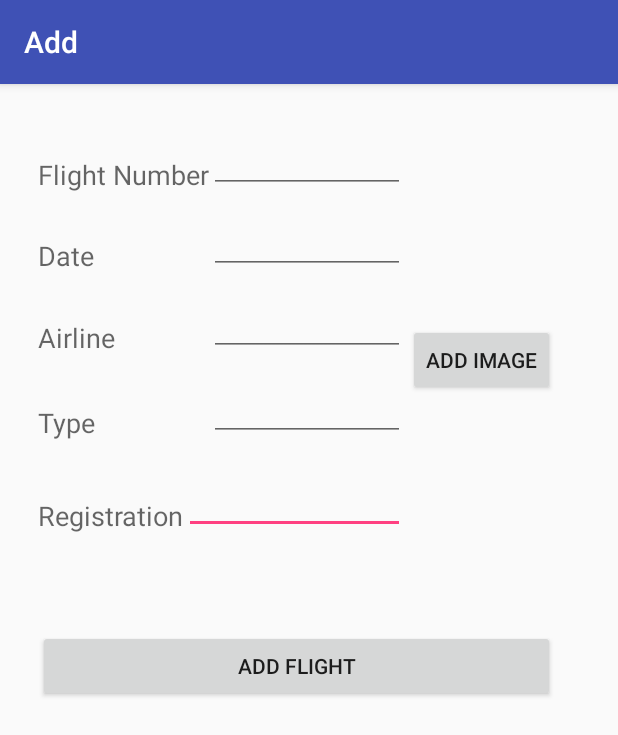
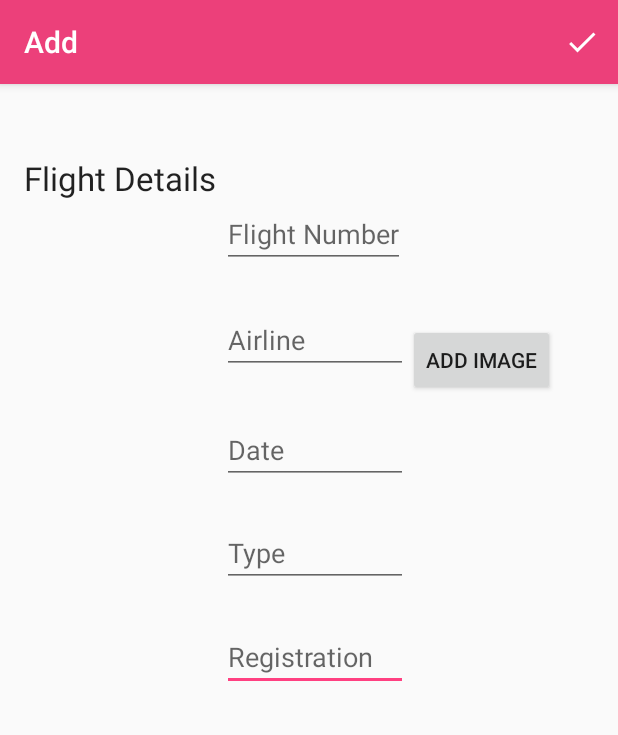
Before and after one commit to faiyaz72/FlightDiary, an Android app: the AddActivity screen opened directly, with no data from a screen before it, on a phone screen of 412 x 824 dp. Shown: the top 735 px of the screen. Run offline under Robolectric (Android 15) with nearby library versions, the phone set to English and light mode, and no system bars.

Commit message:
Improved App appearance.

```diff
--- a/FlightDiary/flightdiary/src/main/AndroidManifest.xml
+++ b/FlightDiary/flightdiary/src/main/AndroidManifest.xml
@@ -17,7 +17,10 @@
         android:roundIcon="@mipmap/ic_launcher_round"
         android:supportsRtl="true"
         android:theme="@style/AppTheme">
-        <activity android:name=".MainActivity">
+        <activity
+            android:name=".MainActivity"
+            android:label="@string/app_name"
+            >
             <intent-filter>
                 <action android:name="android.intent.action.MAIN" />
 
--- a/FlightDiary/flightdiary/src/main/java/com/example/android/flightdiary/AddActivity.java
+++ b/FlightDiary/flightdiary/src/main/java/com/example/android/flightdiary/AddActivity.java
@@ -4,7 +4,6 @@ import android.annotation.SuppressLint;
 import android.content.ContentValues;
 import android.content.Context;
 import android.content.Intent;
-import android.database.Cursor;
 import android.database.sqlite.SQLiteDatabase;
 import android.graphics.Bitmap;
 import android.graphics.BitmapFactory;
@@ -14,6 +13,10 @@ import android.provider.MediaStore;
 import android.support.v4.content.FileProvider;
 import android.support.v7.app.AppCompatActivity;
 import android.os.Bundle;
+import android.support.v7.view.menu.MenuView;
+import android.view.Menu;
+import android.view.MenuInflater;
+import android.view.MenuItem;
 import android.view.View;
 import android.widget.Button;
 import android.widget.EditText;
@@ -48,7 +51,7 @@ public class AddActivity extends AppCompatActivity {
 
     private EditText regText;
 
-    private Button add;
+    //private Button add;
 
     private Button image;
 
@@ -58,6 +61,8 @@ public class AddActivity extends AppCompatActivity {
     private TextView showData;
 
     private SQLiteDatabase db;
+
+    private MenuView.ItemView done;
 
 
     @Override
@@ -75,7 +80,7 @@ public class AddActivity extends AppCompatActivity {
 
         regText = (EditText) findViewById(R.id.regText);
 
-        add = (Button) findViewById(R.id.AddButton);
+        //add = (Button) findViewById(R.id.AddButton);
 
         image = (Button) findViewById(R.id.ImageButton);
 
@@ -84,6 +89,7 @@ public class AddActivity extends AppCompatActivity {
         dbHandler = new DatabaseSQ(this);
 
         showData = (TextView) findViewById(R.id.dataShowText);
+
 
 
 
@@ -103,6 +109,15 @@ public class AddActivity extends AppCompatActivity {
         // Save a file: path for use with ACTION_VIEW intents
         mCurrentPhotoPath = image.getAbsolutePath();
         return image;
+    }
+
+    @Override
+    public boolean onCreateOptionsMenu(Menu menu) {
+
+        MenuInflater inflater = getMenuInflater();
+        inflater.inflate(R.menu.add_menu, menu);
+
+        return true;
     }
 
 
@@ -168,27 +183,6 @@ public class AddActivity extends AppCompatActivity {
 
     }
 
-    public void AddFlight(View view) {
-
-        String name = nameText.getText().toString().trim();
-        String date = dateText.getText().toString().trim();
-        String airline = airlineText.getText().toString().trim();
-        String type = typeText.getText().toString().trim();
-        String reg = regText.getText().toString().trim();
-
-
-        Context context = this;
-        Class destination = MainActivity.class;
-
-        Intent goBackToMain = new Intent(context, destination);
-
-
-        //Flight newFlight = new Flight(name, date, reg, airline, type, mCurrentPhotoPath);
-
-        insertFlight(new Flight(name, date, reg, airline, type, mCurrentPhotoPath));
-        startActivity(goBackToMain);
-
-    }
 
     private void insertFlight(Flight toADD) {
 
@@ -213,4 +207,25 @@ public class AddActivity extends AppCompatActivity {
     }
 
 
+    public void AddFlight(MenuItem item) {
+
+        String name = nameText.getText().toString().trim();
+        String date = dateText.getText().toString().trim();
+        String airline = airlineText.getText().toString().trim();
+        String type = typeText.getText().toString().trim();
+        String reg = regText.getText().toString().trim();
+
+
+        Context context = this;
+        Class destination = MainActivity.class;
+
+        Intent goBackToMain = new Intent(context, destination);
+
+
+        //Flight newFlight = new Flight(name, date, reg, airline, type, mCurrentPhotoPath);
+
+        insertFlight(new Flight(name, date, reg, airline, type, mCurrentPhotoPath));
+        startActivity(goBackToMain);
+
+    }
 }
--- a/FlightDiary/flightdiary/src/main/java/com/example/android/flightdiary/MainActivity.java
+++ b/FlightDiary/flightdiary/src/main/java/com/example/android/flightdiary/MainActivity.java
@@ -63,7 +63,7 @@ public class MainActivity extends AppCompatActivity {
     public boolean onCreateOptionsMenu(Menu menu) {
 
         MenuInflater inflater = getMenuInflater();
-        inflater.inflate(R.menu.main_menu, menu);
+        inflater.inflate(R.menu.main_menue, menu);
 
         return true;
     }
--- /dev/null
+++ b/FlightDiary/flightdiary/src/main/res/drawable/ic_done.xml
@@ -0,0 +1,9 @@
+<vector xmlns:android="http://schemas.android.com/apk/res/android"
+        android:width="24dp"
+        android:height="24dp"
+        android:viewportWidth="24.0"
+        android:viewportHeight="24.0">
+    <path
+        android:fillColor="#FFFFFFFF"
+        android:pathData="M9,16.2L4.8,12l-1.4,1.4L9,19 21,7l-1.4,-1.4L9,16.2z"/>
+</vector>
--- a/FlightDiary/flightdiary/src/main/res/layout/activity_add.xml
+++ b/FlightDiary/flightdiary/src/main/res/layout/activity_add.xml
@@ -9,45 +9,65 @@
     android:layout_height="match_parent"
     tools:context="com.example.android.flightdiary.AddActivity">
 
+
     <EditText
         android:id="@+id/regText"
+        android:textAllCaps="true"
+        android:hint="Registration"
         android:layout_width="wrap_content"
         android:layout_height="wrap_content"
-        android:layout_above="@+id/AddButton"
         android:layout_alignEnd="@+id/typeText"
+        android:layout_alignLeft="@+id/typeText"
         android:layout_alignRight="@+id/typeText"
-        android:layout_toEndOf="@+id/textView5"
-        android:layout_toRightOf="@+id/textView5" />
+        android:layout_alignStart="@+id/typeText"
+        android:layout_below="@+id/typeText"
+        android:layout_marginTop="24dp" />
 
     <EditText
         android:id="@+id/typeText"
+        android:hint="Type"
         android:layout_width="wrap_content"
         android:layout_height="wrap_content"
-        android:layout_alignBottom="@+id/textView4"
+        android:layout_alignEnd="@+id/dateText"
+        android:layout_alignLeft="@+id/dateText"
+        android:layout_alignRight="@+id/dateText"
+        android:layout_alignStart="@+id/dateText"
+        android:layout_below="@+id/dateText"
+        android:layout_marginTop="23dp" />
+
+    <EditText
+        android:id="@+id/dateText"
+        android:hint="Date"
+        android:layout_width="wrap_content"
+        android:layout_height="wrap_content"
         android:layout_alignEnd="@+id/airlineText"
         android:layout_alignLeft="@+id/airlineText"
         android:layout_alignRight="@+id/airlineText"
-        android:layout_alignStart="@+id/airlineText" />
+        android:layout_alignStart="@+id/airlineText"
+        android:layout_below="@+id/ImageButton"
+        android:layout_marginTop="13dp" />
 
     <EditText
         android:id="@+id/airlineText"
+        android:hint="Airline"
         android:layout_width="wrap_content"
         android:layout_height="wrap_content"
-        android:layout_alignBottom="@+id/textView3"
         android:layout_alignLeft="@+id/nameText"
         android:layout_alignStart="@+id/nameText"
-        android:layout_toLeftOf="@+id/imageView"
-        android:layout_toStartOf="@+id/imageView" />
+        android:layout_below="@+id/imageView"
+        android:layout_toLeftOf="@+id/ImageButton"
+        android:layout_toStartOf="@+id/ImageButton" />
+
 
     <EditText
-        android:id="@+id/dateText"
+        android:textAllCaps="true"
+        android:id="@+id/nameText"
         android:layout_width="wrap_content"
         android:layout_height="wrap_content"
-        android:layout_alignBottom="@+id/textView2"
-        android:layout_alignLeft="@+id/airlineText"
-        android:layout_alignStart="@+id/airlineText"
+        android:layout_below="@+id/name"
         android:layout_toLeftOf="@+id/imageView"
-        android:layout_toStartOf="@+id/imageView" />
+        android:layout_toStartOf="@+id/imageView"
+        android:hint="Flight Number" />
 
     <TextView
         android:id="@+id/name"
@@ -56,55 +76,12 @@
         android:layout_alignParentLeft="true"
         android:layout_alignParentStart="true"
         android:layout_alignParentTop="true"
-        android:layout_marginLeft="25dp"
-        android:layout_marginStart="25dp"
+        android:layout_marginLeft="16dp"
+        android:layout_marginStart="16dp"
         android:layout_marginTop="48dp"
-        android:text="Flight Number"
-        android:textAppearance="@style/TextAppearance.AppCompat.Medium" />
+        android:text="Flight Details"
+        android:textAppearance="@style/TextAppearance.AppCompat.Large" />
 
-    <TextView
-        android:id="@+id/textView2"
-        android:layout_width="wrap_content"
-        android:layout_height="wrap_content"
-        android:layout_alignLeft="@+id/name"
-        android:layout_alignStart="@+id/name"
-        android:layout_below="@+id/name"
-        android:layout_marginTop="29dp"
-        android:text="Date"
-        android:textAppearance="@style/TextAppearance.AppCompat.Medium" />
-
-    <TextView
-        android:id="@+id/textView3"
-        android:layout_width="wrap_content"
-        android:layout_height="wrap_content"
-        android:layout_alignLeft="@+id/textView2"
-        android:layout_alignStart="@+id/textView2"
-        android:layout_below="@+id/textView2"
-        android:layout_marginTop="30dp"
-        android:text="Airline"
-        android:textAppearance="@style/TextAppearance.AppCompat.Medium" />
-
-    <TextView
-        android:id="@+id/textView4"
-        android:layout_width="wrap_content"
-        android:layout_height="wrap_content"
-        android:layout_alignLeft="@+id/textView3"
-        android:layout_alignStart="@+id/textView3"
-        android:layout_below="@+id/textView3"
-        android:layout_marginTop="32dp"
-        android:text="Type"
-        android:textAppearance="@style/TextAppearance.AppCompat.Medium" />
-
-    <TextView
-        android:id="@+id/textView5"
-        android:layout_width="wrap_content"
-        android:layout_height="wrap_content"
-        android:layout_alignLeft="@+id/textView4"
-        android:layout_alignStart="@+id/textView4"
-        android:layout_below="@+id/textView4"
-        android:layout_marginTop="37dp"
-        android:text="Registration"
-        android:textAppearance="@style/TextAppearance.AppCompat.Medium" />
 
     <ImageView
         android:id="@+id/imageView"
@@ -130,27 +107,5 @@
 
         />
 
-    <Button
-        android:id="@+id/AddButton"
-        android:layout_width="wrap_content"
-        android:layout_height="wrap_content"
-        android:layout_alignEnd="@+id/ImageButton"
-        android:layout_alignLeft="@+id/textView5"
-        android:layout_alignRight="@+id/ImageButton"
-        android:layout_alignStart="@+id/textView5"
-        android:layout_below="@+id/textView5"
-        android:layout_marginTop="64dp"
-        android:text="Add Flight"
-        android:onClick="AddFlight"
-        />
 
-    <EditText
-        android:id="@+id/nameText"
-        android:layout_width="wrap_content"
-        android:layout_height="wrap_content"
-        android:layout_alignBottom="@+id/name"
-        android:layout_toEndOf="@+id/name"
-        android:layout_toLeftOf="@+id/imageView"
-        android:layout_toRightOf="@+id/name"
-        android:layout_toStartOf="@+id/imageView" />
 </RelativeLayout>
--- a/FlightDiary/flightdiary/src/main/res/layout/activity_main.xml
+++ b/FlightDiary/flightdiary/src/main/res/layout/activity_main.xml
@@ -20,6 +20,8 @@
             android:layout_height="wrap_content"
             android:text="Something will be here"
             android:id="@+id/dataShowText"
+            android:paddingLeft="16dp"
+            android:layout_marginTop="16dp"
             android:textAppearance="@style/TextAppearance.AppCompat.Body2" />
 
         <ImageView
@@ -30,6 +32,8 @@
         <Button
             android:layout_width="wrap_content"
             android:layout_height="wrap_content"
+            android:paddingLeft="16dp"
+            android:layout_marginTop="16dp"
             android:text="Take photo"
             android:onClick="imageButton"
             />
--- /dev/null
+++ b/FlightDiary/flightdiary/src/main/res/menu/add_menu.xml
@@ -0,0 +1,18 @@
+<?xml version="1.0" encoding="utf-8"?>
+<menu xmlns:android="http://schemas.android.com/apk/res/android"
+    xmlns:app="http://schemas.android.com/apk/res-auto"
+    xmlns:tools="http://schemas.android.com/tools"
+    tools:context=".AddActivity"
+
+    >
+
+    <item android:id="@+id/add"
+        android:icon="@drawable/ic_done"
+        app:showAsAction="ifRoom"
+        android:title="Done"
+        android:onClick="AddFlight"
+        />
+
+
+
+</menu>
--- a/FlightDiary/flightdiary/src/main/res/values/colors.xml
+++ b/FlightDiary/flightdiary/src/main/res/values/colors.xml
@@ -1,6 +1,6 @@
 <?xml version="1.0" encoding="utf-8"?>
 <resources>
-    <color name="colorPrimary">#3F51B5</color>
-    <color name="colorPrimaryDark">#303F9F</color>
+    <color name="colorPrimary">#EC407A</color>
+    <color name="colorPrimaryDark">#D81B60</color>
     <color name="colorAccent">#FF4081</color>
 </resources>
```
Also changed, not shown: FlightDiary/flightdiary/src/main/res/menu/main_menue.xml (renamed from FlightDiary/flightdiary/src/main/res/menu/main_menu.xml).
